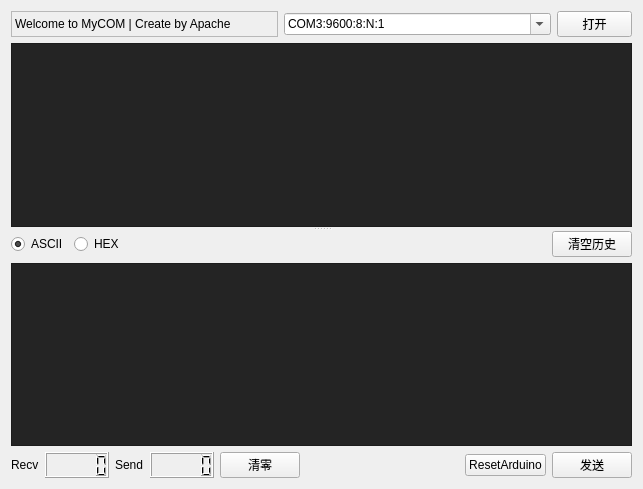
DogeVenci/mycom, file res/MyCOM.ui: the form before one commit.
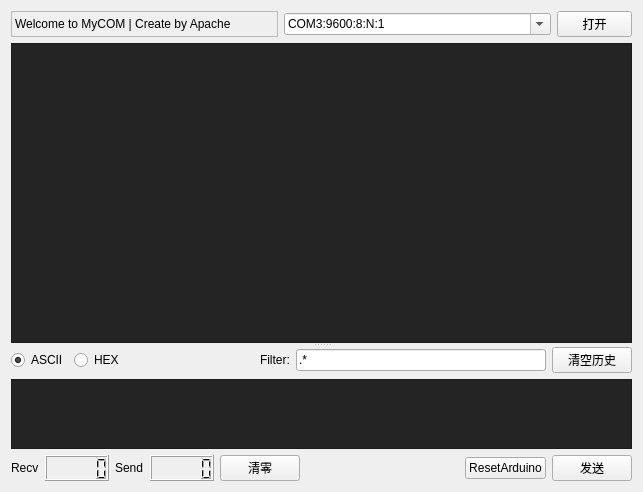
The form after the commit.

Commit message: add filter config save

Diff of the .ui file:
```diff
--- a/res/MyCOM.ui
+++ b/res/MyCOM.ui
@@ -62,6 +62,18 @@
       <enum>Qt::Vertical</enum>
      </property>
      <widget class="QTextBrowser" name="chatTextBrowser">
+      <property name="sizePolicy">
+       <sizepolicy hsizetype="Expanding" vsizetype="Preferred">
+        <horstretch>0</horstretch>
+        <verstretch>0</verstretch>
+       </sizepolicy>
+      </property>
+      <property name="minimumSize">
+       <size>
+        <width>0</width>
+        <height>300</height>
+       </size>
+      </property>
       <property name="styleSheet">
        <string notr="true">background-color: rgb(36, 36, 36);
 color: rgb(12, 190, 255);</string>
@@ -71,7 +83,7 @@
 &lt;html&gt;&lt;head&gt;&lt;meta name=&quot;qrichtext&quot; content=&quot;1&quot; /&gt;&lt;style type=&quot;text/css&quot;&gt;
 p, li { white-space: pre-wrap; }
 &lt;/style&gt;&lt;/head&gt;&lt;body style=&quot; font-family:'Lucida Console'; font-size:9pt; font-weight:400; font-style:normal;&quot;&gt;
-&lt;p style=&quot;-qt-paragraph-type:empty; margin-top:0px; margin-bottom:0px; margin-left:0px; margin-right:0px; -qt-block-indent:0; text-indent:0px;&quot;&gt;&lt;/p&gt;&lt;/body&gt;&lt;/html&gt;</string>
+&lt;p style=&quot;-qt-paragraph-type:empty; margin-top:0px; margin-bottom:0px; margin-left:0px; margin-right:0px; -qt-block-indent:0; text-indent:0px;&quot;&gt;&lt;br /&gt;&lt;/p&gt;&lt;/body&gt;&lt;/html&gt;</string>
       </property>
      </widget>
      <widget class="QWidget" name="layoutWidget">
@@ -106,12 +118,41 @@
            </property>
            <property name="sizeHint" stdset="0">
             <size>
-             <width>488</width>
+             <width>100</width>
              <height>20</height>
             </size>
            </property>
           </spacer>
          </item>
+         <item>
+          <widget class="QLabel" name="label">
+           <property name="text">
+            <string>Filter:</string>
+           </property>
+          </widget>
+         </item>
+         <item>
+          <widget class="QLineEdit" name="filterRegex">
+           <property name="enabled">
+            <bool>true</bool>
+           </property>
+           <property name="sizePolicy">
+            <sizepolicy hsizetype="Preferred" vsizetype="Fixed">
+             <horstretch>0</horstretch>
+             <verstretch>0</verstretch>
+            </sizepolicy>
+           </property>
+           <property name="minimumSize">
+            <size>
+             <width>250</width>
+             <height>0</height>
+            </size>
+           </property>
+           <property name="text">
+            <string>.*</string>
+           </property>
+          </widget>
+         </item>
          <item>
           <widget class="QPushButton" name="clearHistoryButton">
            <property name="text">
@@ -132,7 +173,7 @@
 &lt;html&gt;&lt;head&gt;&lt;meta name=&quot;qrichtext&quot; content=&quot;1&quot; /&gt;&lt;style type=&quot;text/css&quot;&gt;
 p, li { white-space: pre-wrap; }
 &lt;/style&gt;&lt;/head&gt;&lt;body style=&quot; font-family:'Lucida Console'; font-size:9pt; font-weight:400; font-style:normal;&quot;&gt;
-&lt;p style=&quot;-qt-paragraph-type:empty; margin-top:0px; margin-bottom:0px; margin-left:0px; margin-right:0px; -qt-block-indent:0; text-indent:0px;&quot;&gt;&lt;/p&gt;&lt;/body&gt;&lt;/html&gt;</string>
+&lt;p style=&quot;-qt-paragraph-type:empty; margin-top:0px; margin-bottom:0px; margin-left:0px; margin-right:0px; -qt-block-indent:0; text-indent:0px;&quot;&gt;&lt;br /&gt;&lt;/p&gt;&lt;/body&gt;&lt;/html&gt;</string>
          </property>
         </widget>
        </item>
```
Left out of the diff: 116 changed lines with no effect on the pictures. The commit also changes 4 other files.
